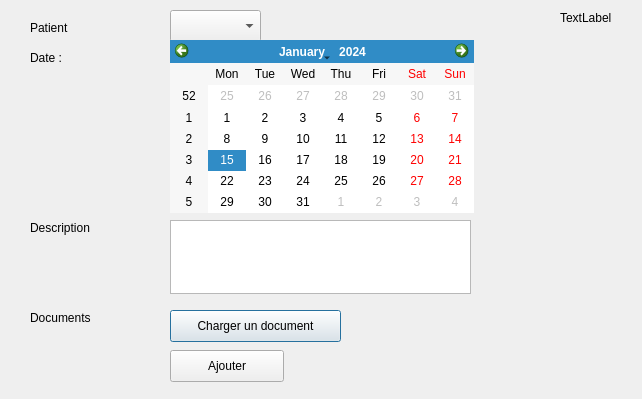
First picture: the form in rdvform.ui, repository yassinourkia/EasyCab, before the edit.
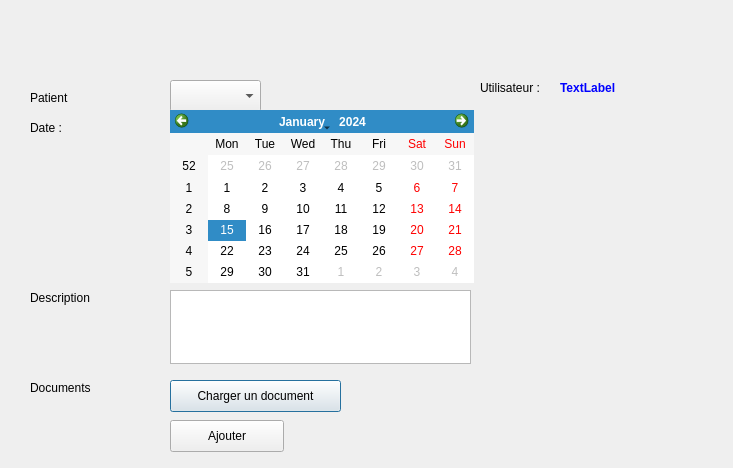
Second picture: the form after the edit.

What changed in the file:
```diff
--- a/rdvform.ui
+++ b/rdvform.ui
@@ -6,8 +6,8 @@
    <rect>
     <x>0</x>
     <y>0</y>
-    <width>642</width>
-    <height>399</height>
+    <width>733</width>
+    <height>468</height>
    </rect>
   </property>
   <property name="windowTitle">
@@ -17,7 +17,7 @@
    <property name="geometry">
     <rect>
      <x>170</x>
-     <y>10</y>
+     <y>80</y>
      <width>91</width>
      <height>32</height>
     </rect>
@@ -27,7 +27,7 @@
    <property name="geometry">
     <rect>
      <x>170</x>
-     <y>40</y>
+     <y>110</y>
      <width>304</width>
      <height>173</height>
     </rect>
@@ -40,20 +40,29 @@
    <property name="geometry">
     <rect>
      <x>560</x>
-     <y>10</y>
-     <width>59</width>
+     <y>80</y>
+     <width>71</width>
      <height>16</height>
     </rect>
    </property>
+   <property name="font">
+    <font>
+     <weight>75</weight>
+     <bold>true</bold>
+    </font>
+   </property>
+   <property name="styleSheet">
+    <string notr="true">color: rgb(0, 0, 255);</string>
+   </property>
    <property name="text">
-    <string>TextLabel</string>
+    <string>&lt;html&gt;&lt;head/&gt;&lt;body&gt;&lt;p&gt;&lt;span style=&quot; color:#0000ff;&quot;&gt;TextLabel&lt;/span&gt;&lt;/p&gt;&lt;/body&gt;&lt;/html&gt;</string>
    </property>
   </widget>
   <widget class="QPushButton" name="add">
    <property name="geometry">
     <rect>
      <x>170</x>
-     <y>350</y>
+     <y>420</y>
      <width>114</width>
      <height>32</height>
     </rect>
@@ -66,7 +75,7 @@
    <property name="geometry">
     <rect>
      <x>170</x>
-     <y>220</y>
+     <y>290</y>
      <width>301</width>
      <height>74</height>
     </rect>
@@ -76,7 +85,7 @@
    <property name="geometry">
     <rect>
      <x>170</x>
-     <y>310</y>
+     <y>380</y>
      <width>171</width>
      <height>32</height>
     </rect>
@@ -101,7 +110,7 @@
    <property name="geometry">
     <rect>
      <x>30</x>
-     <y>20</y>
+     <y>90</y>
      <width>59</width>
      <height>16</height>
     </rect>
@@ -114,7 +123,7 @@
    <property name="geometry">
     <rect>
      <x>30</x>
-     <y>50</y>
+     <y>120</y>
      <width>59</width>
      <height>16</height>
     </rect>
@@ -127,7 +136,7 @@
    <property name="geometry">
     <rect>
      <x>30</x>
-     <y>220</y>
+     <y>290</y>
      <width>71</width>
      <height>16</height>
     </rect>
@@ -140,7 +149,7 @@
    <property name="geometry">
     <rect>
      <x>30</x>
-     <y>310</y>
+     <y>380</y>
      <width>71</width>
      <height>16</height>
     </rect>
@@ -149,6 +158,35 @@
     <string>Documents</string>
    </property>
   </widget>
+  <widget class="QLabel" name="label_6">
+   <property name="geometry">
+    <rect>
+     <x>480</x>
+     <y>80</y>
+     <width>71</width>
+     <height>16</height>
+    </rect>
+   </property>
+   <property name="text">
+    <string>Utilisateur :</string>
+   </property>
+  </widget>
+  <widget class="QPushButton" name="dashboard">
+   <property name="geometry">
+    <rect>
+     <x>10</x>
+     <y>10</y>
+     <width>114</width>
+     <height>51</height>
+    </rect>
+   </property>
+   <property name="styleSheet">
+    <string notr="true">border:0px;</string>
+   </property>
+   <property name="text">
+    <string/>
+   </property>
+  </widget>
  </widget>
  <resources/>
  <connections/>
```
Left out of the diff: 2 changed lines with no effect on the pictures.
